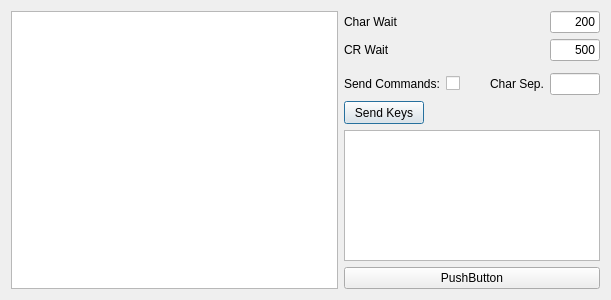
Qt form ui/dialogvkeyboard.ui (matsumo/PockEmul) before a commit.
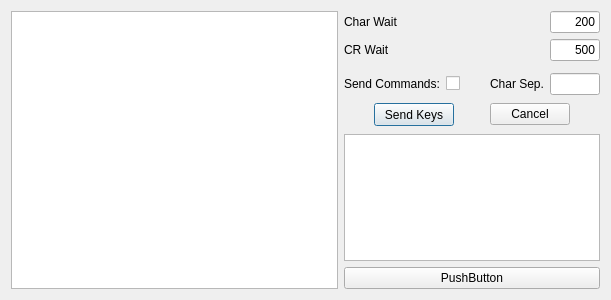
The same form after that commit.

What changed in the file:
```diff
--- a/ui/dialogvkeyboard.ui
+++ b/ui/dialogvkeyboard.ui
@@ -201,6 +201,14 @@
       </layout>
      </item>
      <item>
+      <layout class="QHBoxLayout" name="horizontalLayout_5">
+       <property name="topMargin">
+        <number>2</number>
+       </property>
+       <property name="bottomMargin">
+        <number>2</number>
+       </property>
+       <item>
       <widget class="QPushButton" name="SendPB">
        <property name="sizePolicy">
         <sizepolicy hsizetype="Fixed" vsizetype="Fixed">
@@ -218,6 +226,21 @@
         <string>Send Keys</string>
        </property>
       </widget>
+       </item>
+       <item>
+        <widget class="QPushButton" name="CancelPB">
+         <property name="sizePolicy">
+          <sizepolicy hsizetype="Fixed" vsizetype="Fixed">
+           <horstretch>0</horstretch>
+           <verstretch>0</verstretch>
+          </sizepolicy>
+         </property>
+         <property name="text">
+          <string>Cancel</string>
+         </property>
+        </widget>
+       </item>
+      </layout>
      </item>
      <item>
       <widget class="QListWidget" name="keylistWidget">
```
Lines whose indentation alone changed are shown as unchanged.
